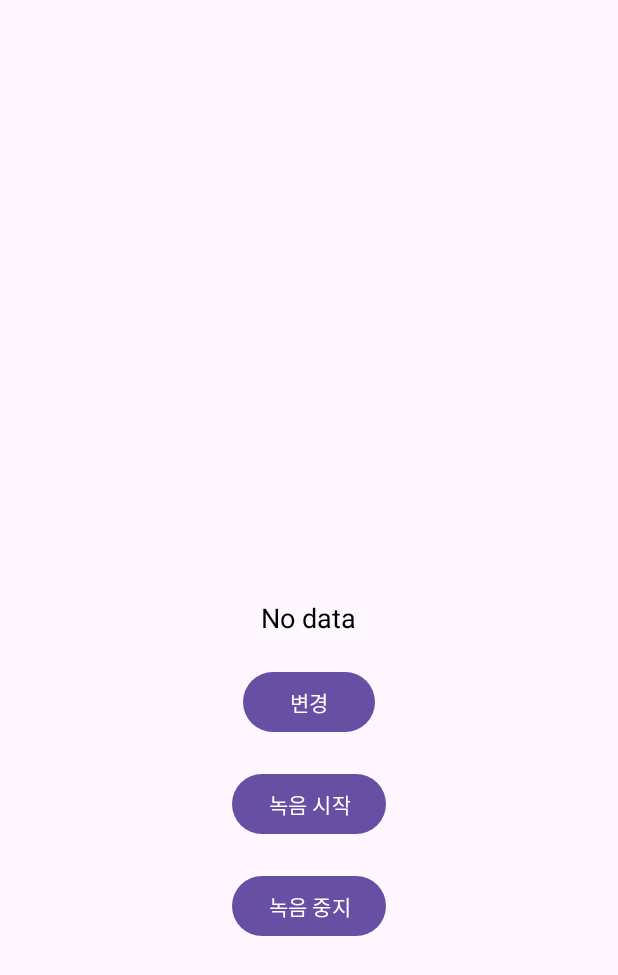
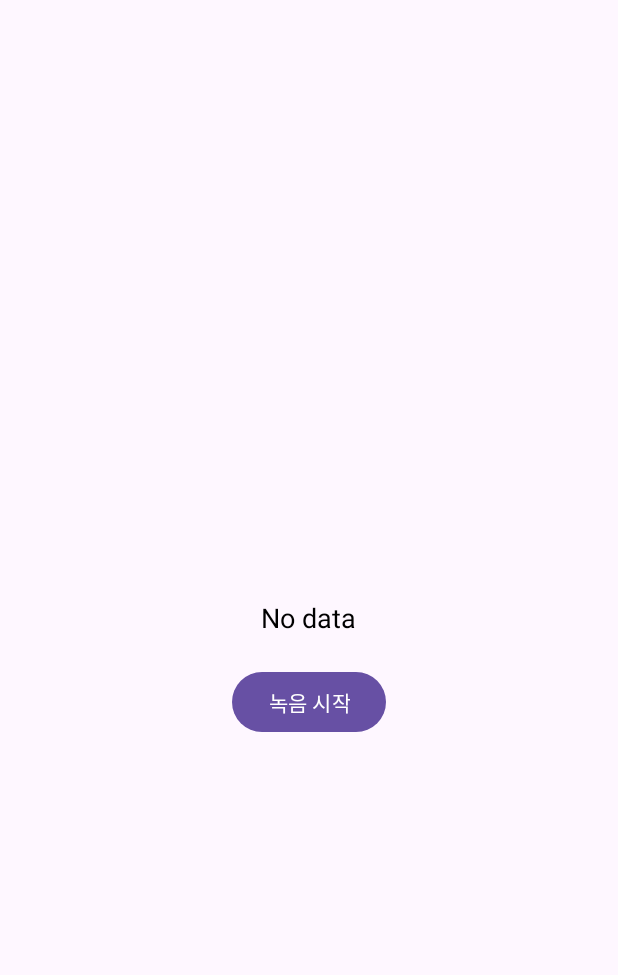
Before and after one commit to Raccoonjjang/pigeon-head-helicopter, an Android app: the WordActivity screen opened directly, with no data from a screen before it, on a phone screen of 412 x 824 dp. Shown: the top 975 px of the screen. Run offline under Robolectric (Android 15) with nearby library versions, the phone set to English and light mode, and no system bars; libraries missing offline, so code that uses them is left out: jxl.read.biff; 3 statements that could not run were skipped.

```diff
--- a/app/build.gradle.kts
+++ b/app/build.gradle.kts
@@ -8,7 +8,7 @@ android {
 
     defaultConfig {
         applicationId = "com.example.head"
-        minSdk = 24
+        minSdk = 26
         targetSdk = 34
         versionCode = 1
         versionName = "1.0"
@@ -37,6 +37,7 @@ dependencies {
     implementation(libs.material)
     implementation(libs.activity)
     implementation(libs.constraintlayout)
+    implementation ("com.squareup.retrofit2:converter-gson:2.3.0")
     implementation ("net.sourceforge.jexcelapi:jxl:2.6.12")
     testImplementation(libs.junit)
     androidTestImplementation(libs.ext.junit)
--- a/app/src/main/java/com/example/head/Recode/Recoder.java
+++ /dev/null
@@ -1,64 +0,0 @@
-package com.example.head.Recode;
-
-import android.Manifest;
-import android.content.Context;
-import android.content.pm.PackageManager;
-import android.media.MediaRecorder;
-import android.os.Environment;
-import android.widget.Toast;
-
-import androidx.core.content.ContextCompat;
-
-import java.io.IOException;
-
-public class Recoder {
-
-    private MediaRecorder recorder = null;
-    private boolean isRecording = false;
-    private String fileName = null;
-    private Context context;
-
-    public Recoder(Context context) {
-        this.context = context;
-    }
-
-    public void startRecording() {/*
-        if (ContextCompat.checkSelfPermission(context, Manifest.permission.RECORD_AUDIO) != PackageManager.PERMISSION_GRANTED ||
-                ContextCompat.checkSelfPermission(context, Manifest.permission.WRITE_EXTERNAL_STORAGE) != PackageManager.PERMISSION_GRANTED) {
-            Toast.makeText(context, "Permissions are not granted", Toast.LENGTH_SHORT).show();
-            return;
-        }*/
-
-        fileName = context.getExternalCacheDir().getAbsolutePath() + "/audiorecordtest.3gp";
-
-        recorder = new MediaRecorder();
-        recorder.setAudioSource(MediaRecorder.AudioSource.MIC);
-        recorder.setOutputFormat(MediaRecorder.OutputFormat.THREE_GPP);
-        recorder.setAudioEncoder(MediaRecorder.AudioEncoder.AMR_NB);
-        recorder.setOutputFile(fileName);
-
-        try {
-            recorder.prepare();
-        } catch (IOException e) {
-            e.printStackTrace();
-        }
-
-        recorder.start();
-        Toast.makeText(context, "Recording started", Toast.LENGTH_SHORT).show();
-        isRecording = true;
-    }
-
-    public void stopRecording() {
-        if (recorder != null && isRecording) {
-            recorder.stop();
-            recorder.release();
-            recorder = null;
-            Toast.makeText(context, "Recording stopped", Toast.LENGTH_SHORT).show();
-            isRecording = false;
-        }
-    }
-
-    public boolean isRecording() {
-        return isRecording;
-    }
-}
--- a/app/src/main/java/com/example/head/WordActivity.java
+++ b/app/src/main/java/com/example/head/WordActivity.java
@@ -1,17 +1,14 @@
 package com.example.head;
 
 import android.Manifest;
-import android.content.pm.PackageManager;
 import android.os.Bundle;
 import android.util.Log;
 import android.view.View;
 import android.widget.Button;
 import android.widget.TextView;
-import android.widget.Toast;
 
 import androidx.appcompat.app.AppCompatActivity;
 import androidx.core.app.ActivityCompat;
-import androidx.core.content.ContextCompat;
 
 import java.io.IOException;
 import java.io.InputStream;
@@ -19,7 +16,7 @@ import java.util.ArrayList;
 import java.util.List;
 import java.util.Random;
 
-import com.example.head.Recode.Recoder;  // Import the Recoder class
+import com.example.head.recode.Recoder;  // Import the Recoder class
 
 import jxl.Sheet;
 import jxl.Workbook;
@@ -35,7 +32,6 @@ public class WordActivity extends AppCompatActivity {
 
     private Recoder recoder;  // Declare Recoder instance
 
-    private boolean permissionToRecordAccepted = false;
     private String[] permissions = {Manifest.permission.RECORD_AUDIO, Manifest.permission.WRITE_EXTERNAL_STORAGE};
 
     @Override
@@ -44,11 +40,11 @@ public class WordActivity extends AppCompatActivity {
         setContentView(R.layout.activity_word);  // activity_word.xml 레이아웃을 설정
 
         randomTextView = findViewById(R.id.randomTextView);
-        Button changeButton = findViewById(R.id.changeButton);
         Button recordButton = findViewById(R.id.recordButton);
 
         // Initialize Recoder
         recoder = new Recoder(this);
+        String filePath = this.getExternalFilesDir(null).getAbsolutePath() + "/myrecording.3gp";
 
         // 엑셀 파일에서 데이터를 읽어옵니다.
         readExcel();
@@ -61,34 +57,28 @@ public class WordActivity extends AppCompatActivity {
             Log.d(TAG, "Data list is empty after reading Excel file.");
         }
 
-        // 버튼 클릭 이벤트를 설정합니다.
-        changeButton.setOnClickListener(new View.OnClickListener() {
-            @Override
-            public void onClick(View v) {
-                if (!data.isEmpty()) {
-                    randomTextView.setText(getRandomWord());
-                } else {
-                    randomTextView.setText("No data");
-                }
-            }
-        });
-
         // 녹음 버튼 클릭 이벤트를 설정합니다.
         recordButton.setOnClickListener(new View.OnClickListener() {
             @Override
             public void onClick(View v) {
                 if (recoder.isRecording()) {
                     recoder.stopRecording();
+                    recordButton.setText("녹음 시작");
+                    if (!data.isEmpty()) {
+                        randomTextView.setText(getRandomWord());
+                    } else {
+                        randomTextView.setText("읽어오지 못했습니다.");
+                    }
                 } else {
-                    recoder.startRecording();
+                    recordButton.setText("녹음 중지");
+                    recoder.startRecording(filePath);
+
                 }
             }
         });
-
         // 권한 요청
         ActivityCompat.requestPermissions(this, permissions, REQUEST_RECORD_AUDIO_PERMISSION);
     }
-
     private void readExcel() {
         try {
             InputStream is = getBaseContext().getResources().getAssets().open("sentence.xls");
--- a/app/src/main/res/layout/activity_word.xml
+++ b/app/src/main/res/layout/activity_word.xml
@@ -14,34 +14,13 @@
         android:textColor="@android:color/black"/>
 
     <Button
-        android:id="@+id/changeButton"
+        android:id="@+id/recordButton"
         android:layout_width="wrap_content"
         android:layout_height="wrap_content"
         android:layout_below="@id/randomTextView"
         android:layout_centerHorizontal="true"
         android:layout_marginTop="20dp"
-        android:text="변경"/>
-
-    <Button
-        android:id="@+id/recordButton"
-        android:layout_width="wrap_content"
-        android:layout_height="wrap_content"
-        android:layout_below="@id/changeButton"
-        android:layout_centerHorizontal="true"
-        android:layout_marginTop="20dp"
         android:text="녹음 시작"/>
-
-    <Button
-        android:id="@+id/stopButton"
-        android:layout_width="wrap_content"
-        android:layout_height="wrap_content"
-        android:layout_below="@id/recordButton"
-        android:layout_centerHorizontal="true"
-        android:layout_marginTop="20dp"
-        android:text="녹음 중지"/>
-
-
-
 
 
 </RelativeLayout>
```
Also changed, not shown: app/src/main/java/com/example/head/api/ApiService.java (added, +76 -0 lines), app/src/main/java/com/example/head/recode/Recoder.java (added, +88 -0 lines).
